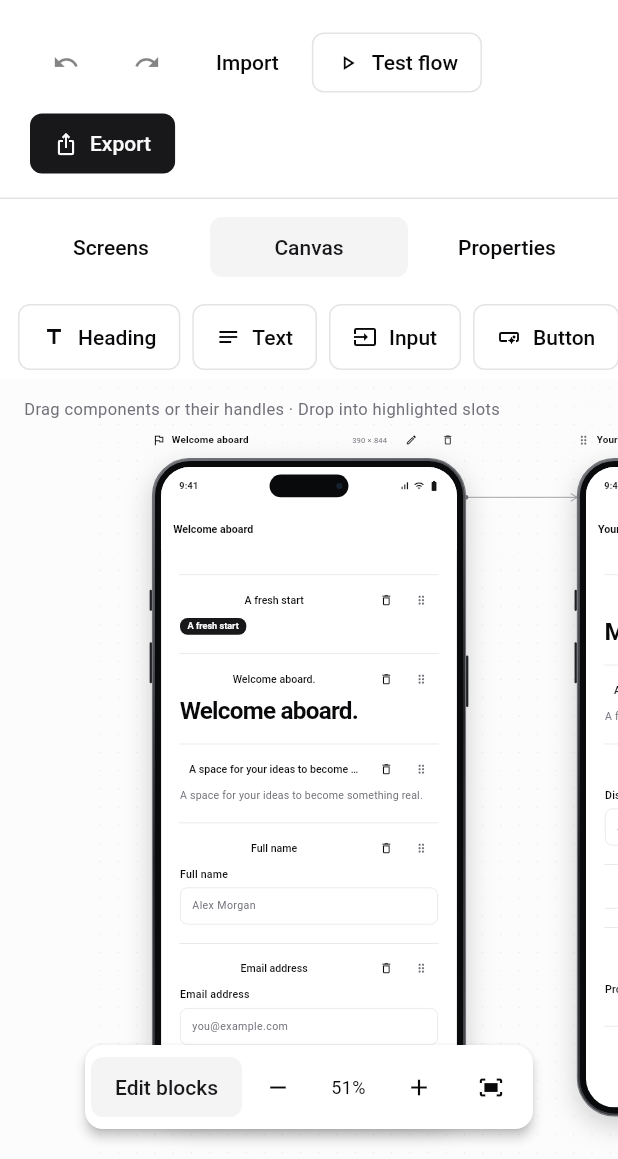
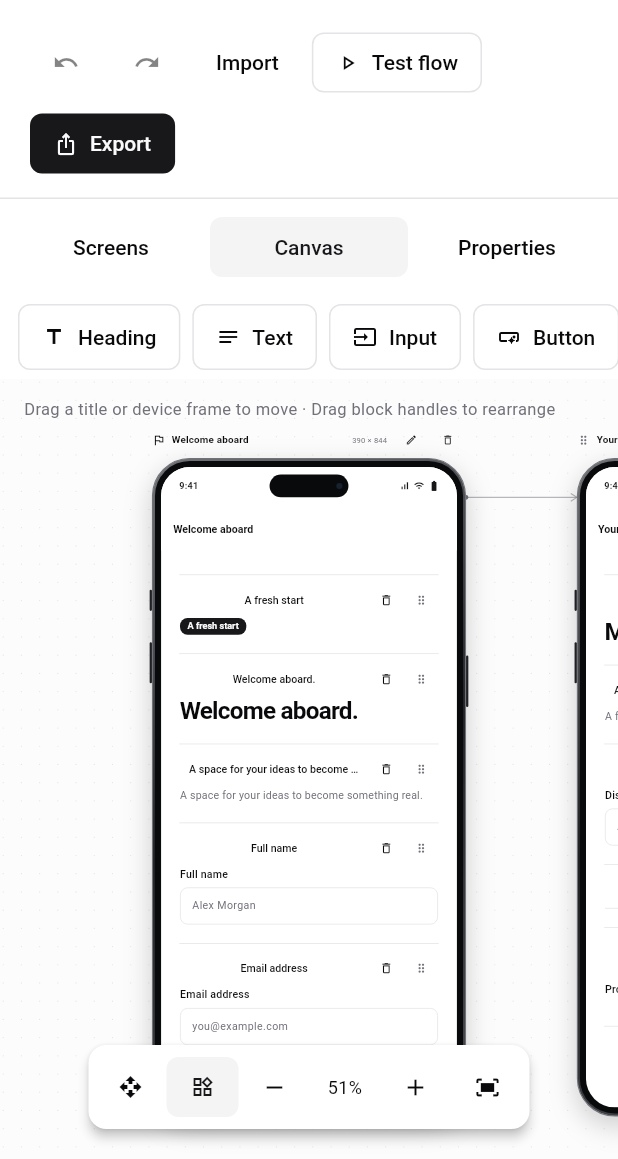
Before and after one commit to Jeccoman/flappa, a Flutter app: the StudioPage screen opened directly with empty values, on a phone screen of 412 x 824 dp, the part 77-1236 px from its top. Run offline on Flutter 3.47's test engine with Material 3 defaults, Android fonts, the phone set to English and light mode, and no system bars; missing offline and left inert: dart:js_interop.

Commit message:
Allow free device dragging and bring selected screens forward

```diff
--- a/example/lib/playground/studio_page.dart
+++ b/example/lib/playground/studio_page.dart
@@ -29,6 +29,7 @@ class StudioPage extends StatefulWidget {
 
 class _StudioPageState extends State<StudioPage> {
   static const storageKey = 'flappa.canvas.v1';
+  static const _canvasOrigin = Offset(11000, 11000);
   late final StudioController _controller;
   final _transform = TransformationController();
   final _images = <String, GlobalKey>{};
@@ -39,7 +40,8 @@ class _StudioPageState extends State<StudioPage> {
   bool _fitted = false, _dirty = false;
   bool _parts = true, _arrange = true, _capturing = false;
   Size _viewport = Size.zero;
-  Offset? _dragPosition, _dragPointer;
+  Offset? _dragPosition, _dragPointer, _dragOrigin;
+  double _dragScale = 1;
   String? _dragId;
   StudioProject get _project => _controller.project;
 
@@ -100,6 +102,45 @@ class _StudioPageState extends State<StudioPage> {
 
   Offset _position(Artboard screen) =>
       _dragId == screen.id ? _dragPosition! : screen.position;
+  Offset _scenePosition(Artboard screen) => _position(screen) + _canvasOrigin;
+
+  void _startMove(Artboard screen, DragStartDetails details) {
+    _controller.select(screen.id);
+    setState(() {
+      _dragId = screen.id;
+      _dragOrigin = screen.position;
+      _dragPosition = screen.position;
+      _dragPointer = details.globalPosition;
+      _dragScale = _transform.value.getMaxScaleOnAxis();
+    });
+  }
+
+  void _move(DragUpdateDetails details) {
+    if (_dragId == null) return;
+    final position =
+        _dragOrigin! + (details.globalPosition - _dragPointer!) / _dragScale;
+    setState(
+      () => _dragPosition = Offset(
+        position.dx.clamp(-10000, 10000),
+        position.dy.clamp(-10000, 10000),
+      ),
+    );
+  }
+
+  void _finishMove({bool cancel = false}) {
+    final screen = _project.find(_dragId ?? '');
+    final position = _dragPosition;
+    setState(() {
+      _dragId = null;
+      _dragPosition = null;
+      _dragPointer = null;
+      _dragOrigin = null;
+    });
+    if (!cancel && screen != null && position != null) {
+      _controller.update(screen.copyWith(position: position));
+    }
+  }
+
   Rect _bounds(Iterable<Artboard> screens) => screens
       .map(
         (s) => Rect.fromLTWH(
@@ -120,8 +161,8 @@ class _StudioPageState extends State<StudioPage> {
         .clamp(.2, 1.0);
     _transform.value = Matrix4.identity()
       ..translateByDouble(
-        _viewport.width / 2 - bounds.center.dx * scale,
-        _viewport.height / 2 - bounds.center.dy * scale,
+        _viewport.width / 2 - (bounds.center.dx + _canvasOrigin.dx) * scale,
+        _viewport.height / 2 - (bounds.center.dy + _canvasOrigin.dy) * scale,
         0,
         1,
       )
@@ -729,10 +770,15 @@ class _StudioPageState extends State<StudioPage> {
     final selected = _controller.selectedId == screen.id;
     final c = FTheme.of(context).colors;
     return Positioned(
-      left: _position(screen).dx,
-      top: _position(screen).dy,
+      key: ValueKey('board-${screen.id}'),
+      left: _scenePosition(screen).dx,
+      top: _scenePosition(screen).dy,
       width: screen.frameSize.width,
       height: screen.frameSize.height + 48,
+      child: Listener(
+        onPointerCancel: (_) {
+          if (_dragId == screen.id) _finishMove(cancel: true);
+        },
         child: Column(
           children: [
             GestureDetector(
@@ -740,41 +786,10 @@ class _StudioPageState extends State<StudioPage> {
               dragStartBehavior: DragStartBehavior.down,
               behavior: HitTestBehavior.opaque,
               onTap: () => _controller.select(screen.id),
-            onPanStart: (details) {
-              _controller.select(screen.id);
-              setState(() {
-                _dragId = screen.id;
-                _dragPosition = screen.position;
-                _dragPointer = details.globalPosition;
-              });
-            },
-            onPanUpdate: (details) => setState(() {
-              _dragPosition = Offset(
-                (screen.position.dx +
-                        (details.globalPosition.dx - _dragPointer!.dx) /
-                            _transform.value.getMaxScaleOnAxis())
-                    .clamp(0, 10000),
-                (screen.position.dy +
-                        (details.globalPosition.dy - _dragPointer!.dy) /
-                            _transform.value.getMaxScaleOnAxis())
-                    .clamp(0, 10000),
-              );
-            }),
-            onPanEnd: (_) {
-              final position = Offset(
-                (_dragPosition!.dx / 8).round() * 8.0,
-                (_dragPosition!.dy / 8).round() * 8.0,
-              );
-              setState(() {
-                _dragId = null;
-                _dragPosition = null;
-              });
-              _controller.update(screen.copyWith(position: position));
-            },
-            onPanCancel: () => setState(() {
-              _dragId = null;
-              _dragPosition = null;
-            }),
+              onPanStart: (details) => _startMove(screen, details),
+              onPanUpdate: _move,
+              onPanEnd: (_) => _finishMove(),
+              onPanCancel: () => _finishMove(cancel: true),
               child: SizedBox(
                 height: 48,
                 child: Row(
@@ -855,6 +870,12 @@ class _StudioPageState extends State<StudioPage> {
                   padding: EdgeInsets.zero,
                   child: GestureDetector(
                     key: ValueKey('artboard-${screen.id}'),
+                    behavior: HitTestBehavior.opaque,
+                    dragStartBehavior: DragStartBehavior.down,
+                    onPanStart: (details) => _startMove(screen, details),
+                    onPanUpdate: _move,
+                    onPanEnd: (_) => _finishMove(),
+                    onPanCancel: () => _finishMove(cancel: true),
                     onTap: () => _controller.select(screen.id),
                     onDoubleTap: _arrange ? null : () => _edit(screen),
                     child: RepaintBoundary(
@@ -884,6 +905,7 @@ class _StudioPageState extends State<StudioPage> {
             ),
           ],
         ),
+      ),
     );
   }
 
@@ -898,11 +920,15 @@ class _StudioPageState extends State<StudioPage> {
         });
       }
       final c = FTheme.of(context).colors;
-      final bounds = _bounds(_project.screens);
       return ColoredBox(
         color: c.muted.withValues(alpha: .3),
         child: Stack(
           children: [
+            Positioned.fill(
+              child: CustomPaint(
+                painter: _CanvasGrid(color: c.border, transform: _transform),
+              ),
+            ),
             Positioned.fill(
               child: InteractiveViewer(
                 transformationController: _transform,
@@ -912,10 +938,8 @@ class _StudioPageState extends State<StudioPage> {
                 boundaryMargin: const EdgeInsets.all(20000),
                 trackpadScrollCausesScale: true,
                 child: SizedBox(
-                  width: math.max(2000, bounds.right + 1000),
-                  height: math.max(1600, bounds.bottom + 1000),
-                  child: CustomPaint(
-                    painter: DotGridPainter(color: c.border),
+                  width: 24000,
+                  height: 24000,
                   child: Stack(
                     children: [
                       Positioned.fill(
@@ -923,25 +947,28 @@ class _StudioPageState extends State<StudioPage> {
                           painter: _FlowPainter(
                             project: _project,
                             color: c.mutedForeground,
-                              position: _position,
+                            position: _scenePosition,
                           ),
                         ),
                       ),
-                        for (final screen in _project.screens) _board(screen),
+                      for (final screen in _project.screens)
+                        if (screen.id != _controller.selectedId) _board(screen),
+                      _board(_controller.selected),
                     ],
-                    ),
                   ),
                 ),
               ),
             ),
             Positioned(
               left: 16,
+              right: 16,
               top: 12,
               child: IgnorePointer(
                 child: Text(
                   _arrange
-                      ? 'Drag components or their handles · Drop into highlighted slots'
-                      : 'Drag a screen title to move · Double-click to edit',
+                      ? 'Drag a title or device frame to move · Drag block handles to rearrange'
+                      : 'Drag anywhere on a device to move · Double-click to edit',
+                  maxLines: 2,
                   style: TextStyle(fontSize: 11, color: c.mutedForeground),
                 ),
               ),
@@ -961,10 +988,28 @@ class _StudioPageState extends State<StudioPage> {
                       mainAxisSize: MainAxisSize.min,
                       children: [
                         FToggle(
+                          value: !_arrange,
+                          onChanged: (value) =>
+                              setState(() => _arrange = !value),
+                          tooltip: 'Move screens',
+                          child: _viewport.width < 600
+                              ? const Icon(
+                                  Icons.open_with,
+                                  semanticLabel: 'Move screens',
+                                )
+                              : const Text('Move screens'),
+                        ),
+                        FToggle(
                           value: _arrange,
                           onChanged: (value) =>
                               setState(() => _arrange = value),
-                          child: const Text('Edit blocks'),
+                          tooltip: 'Edit blocks',
+                          child: _viewport.width < 600
+                              ? const Icon(
+                                  Icons.widgets_outlined,
+                                  semanticLabel: 'Edit blocks',
+                                )
+                              : const Text('Edit blocks'),
                         ),
                         FButton(
                           tooltip: 'Zoom out',
@@ -1210,6 +1255,37 @@ class _StudioPageState extends State<StudioPage> {
   }
 }
 
+class _CanvasGrid extends CustomPainter {
+  _CanvasGrid({required this.color, required this.transform})
+    : super(repaint: transform);
+  final Color color;
+  final TransformationController transform;
+  @override
+  void paint(Canvas canvas, Size size) {
+    final scale = transform.value.getMaxScaleOnAxis();
+    final step = 24 * scale;
+    final translation = transform.value.getTranslation();
+    final paint = Paint()..color = color;
+    for (
+      double x = (translation.x + 12 * scale) % step;
+      x < size.width;
+      x += step
+    ) {
+      for (
+        double y = (translation.y + 12 * scale) % step;
+        y < size.height;
+        y += step
+      ) {
+        canvas.drawCircle(Offset(x, y), .8 * scale, paint);
+      }
+    }
+  }
+
+  @override
+  bool shouldRepaint(_CanvasGrid oldDelegate) =>
+      oldDelegate.color != color || oldDelegate.transform != transform;
+}
+
 class _FlowPainter extends CustomPainter {
   _FlowPainter({
     required this.project,
```
Lines whose indentation alone changed are shown as unchanged.
